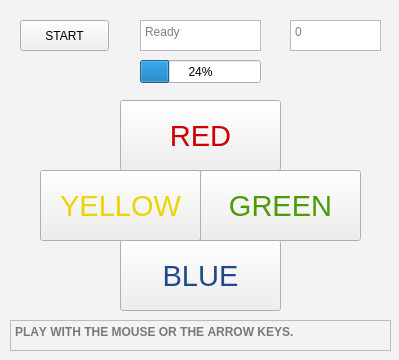
The window that simon.ui (GotRiceTom/Simon_Game) describes before a commit, drawn with Qt 5.
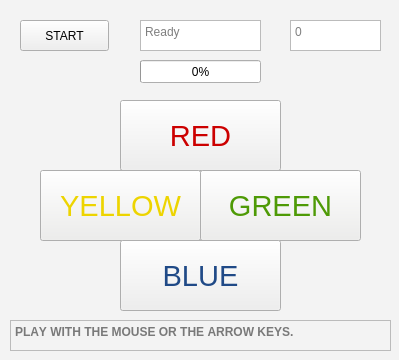
The same window after the commit.

Commit message: Model skeleton finished

```diff
--- a/simon.ui
+++ b/simon.ui
@@ -661,7 +661,7 @@
     </rect>
    </property>
    <property name="value">
-    <number>24</number>
+    <number>0</number>
    </property>
   </widget>
  </widget>
```
The commit also changes 2 other files.
